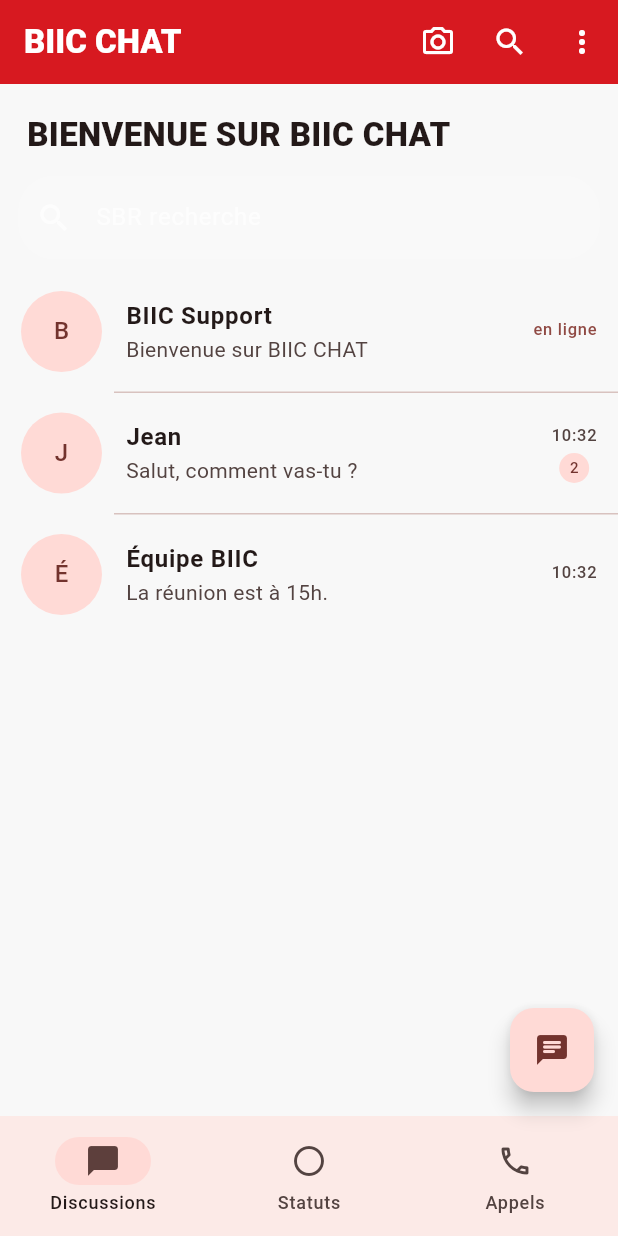
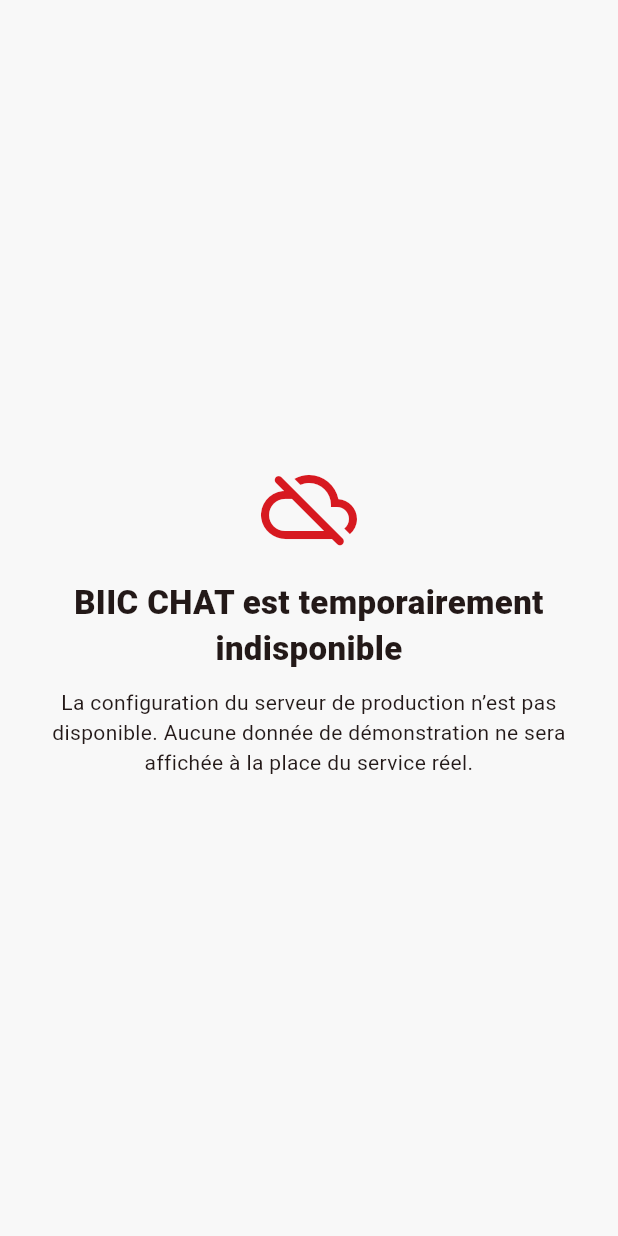
Before and after one commit to sesmanelebiicrouge/BIIC-CHAT-SBR, a Flutter app: the screen it shows after launch, on a phone screen of 412 x 824 dp. Run offline on Flutter 3.47's test engine with Material 3 defaults, Android fonts, the phone set to English and light mode, and no system bars; our stand-ins replace file_picker, flutter_contacts, flutter_svg, image_picker, qr_flutter, supabase_flutter; accounts and stored records are empty.

Commit message:
release: disable demo fallback in production builds

```diff
--- a/lib/main.dart
+++ b/lib/main.dart
@@ -4,7 +4,6 @@
 import 'config/app_config.dart';
 import 'pages/auth_page.dart';
 import 'pages/home_page.dart';
-import 'pages/demo_home_page.dart';
 import 'services/auth_service.dart';
 import 'services/backend_service.dart';
 import 'services/device_access_service.dart';
@@ -58,7 +57,7 @@
         MaterialPageRoute<void>(
           builder: (_) => AppConfig.hasSupabaseConfig
               ? const AuthGate()
-              : const DemoHomePage(),
+              : const ProductionConfigErrorPage(),
         ),
       );
     });
@@ -92,6 +91,39 @@
               ),
             ),
           ],
+        ),
+      ),
+    );
+  }
+}
+
+class ProductionConfigErrorPage extends StatelessWidget {
+  const ProductionConfigErrorPage({super.key});
+
+  @override
+  Widget build(BuildContext context) {
+    return Scaffold(
+      body: Center(
+        child: Padding(
+          padding: const EdgeInsets.all(24),
+          child: Column(
+            mainAxisSize: MainAxisSize.min,
+            children: [
+              const Icon(Icons.cloud_off_rounded, size: 64, color: Color(0xFFD71920)),
+              const SizedBox(height: 16),
+              const Text(
+                'BIIC CHAT est temporairement indisponible',
+                textAlign: TextAlign.center,
+                style: TextStyle(fontSize: 22, fontWeight: FontWeight.w800),
+              ),
+              const SizedBox(height: 10),
+              const Text(
+                'La configuration du serveur de production n’est pas disponible. '
+                'Aucune donnée de démonstration ne sera affichée à la place du service réel.',
+                textAlign: TextAlign.center,
+              ),
+            ],
+          ),
         ),
       ),
     );
```
